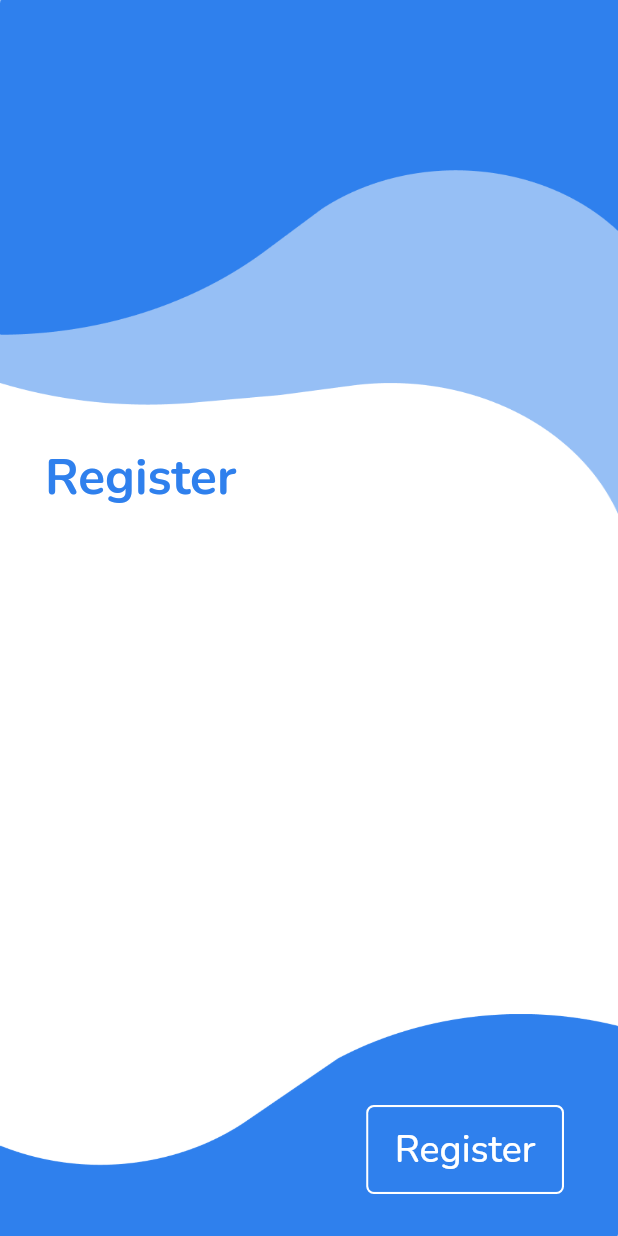
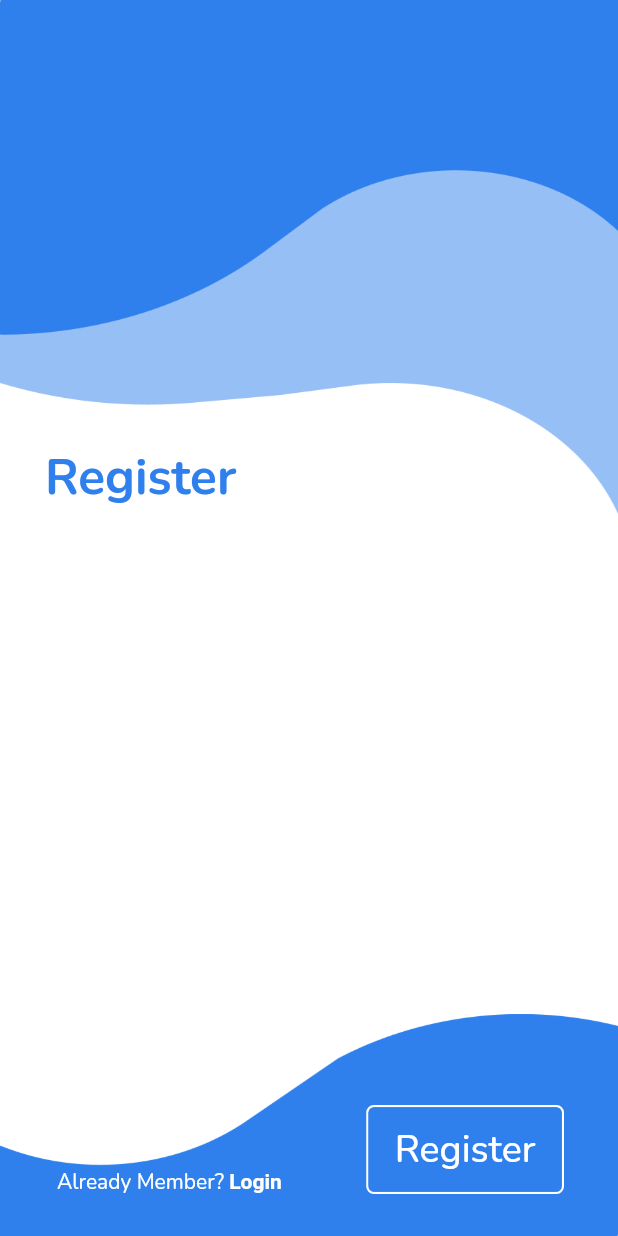
Before and after one commit to araujo-alef/lorem_app_flutter, a Flutter app: the RegisterPage screen opened by its route, on a phone screen of 412 x 824 dp. Run offline on Flutter 3.47's test engine with Material 2 defaults, Android fonts, the phone set to English and light mode, and no system bars; our stand-ins replace get, google_fonts.

Commit message:
added legend botton on register page

```diff
--- a/lib/app/ui/android/register/register_page.dart
+++ b/lib/app/ui/android/register/register_page.dart
@@ -75,7 +75,23 @@ class RegisterPage extends StatelessWidget {
                             children: [
                               Padding(
                                 padding: const EdgeInsets.only(bottom: 12),
-
+                                child: Container(
+                                  child: TextButton(
+                                    onPressed: () { Get.toNamed('/login'); },
+                                    child: RichText(
+                                      text: TextSpan(
+                                        style: GoogleFonts.nunito(
+                                          fontSize: height * 1.7,
+                                          color: Colors.white
+                                        ),
+                                        children: [
+                                          TextSpan(text: 'Already Member?' ),
+                                          TextSpan(text: ' Login', style: TextStyle(fontWeight: FontWeight.bold))
+                                        ]
+                                      ),
+                                    ),
+                                  )
+                                ),
                               ),
                               Padding(
                                 padding: const EdgeInsets.only(
```
